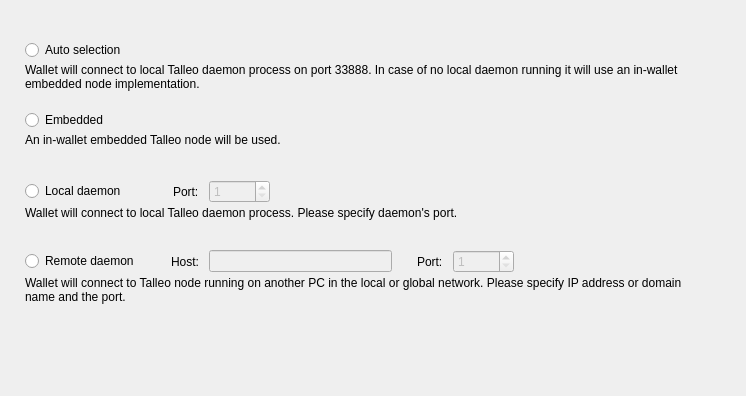
This is src/Gui/Options/ConnectionOptionsFrame.ui in TalleoProject/talleo-gui as Qt 5 draws it before an edit. The edited form follows.
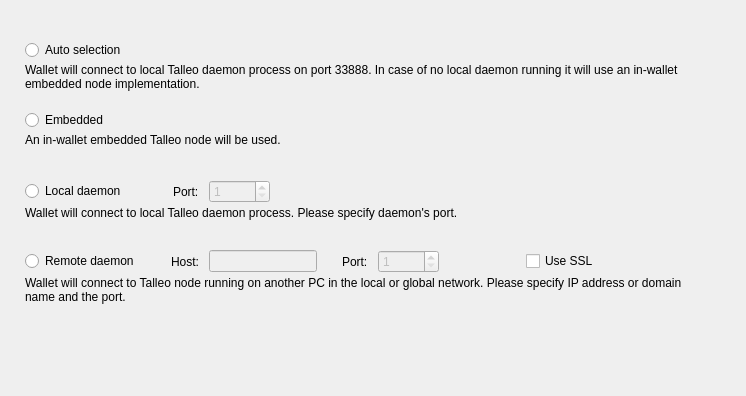
This is the edited form. Custom widgets are drawn as their Qt base class.

```diff
--- a/src/Gui/Options/ConnectionOptionsFrame.ui
+++ b/src/Gui/Options/ConnectionOptionsFrame.ui
@@ -419,6 +419,26 @@
           </property>
          </spacer>
         </item>
+        <item>
+         <widget class="QCheckBox" name="m_remoteSSLCheck">
+          <property name="text">
+           <string>Use SSL</string>
+          </property>
+         </widget>
+        </item>
+        <item>
+         <spacer name="horizontalSpacer_6">
+          <property name="orientation">
+           <enum>Qt::Horizontal</enum>
+          </property>
+          <property name="sizeHint" stdset="0">
+           <size>
+            <width>98</width>
+            <height>20</height>
+           </size>
+          </property>
+         </spacer>
+        </item>
        </layout>
       </item>
       <item alignment="Qt::AlignTop">
```
